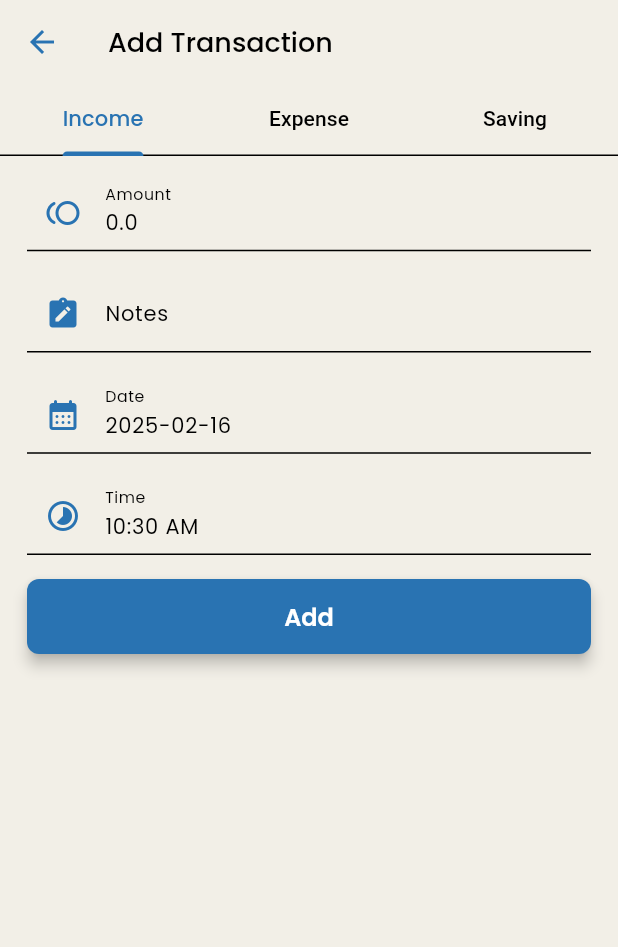
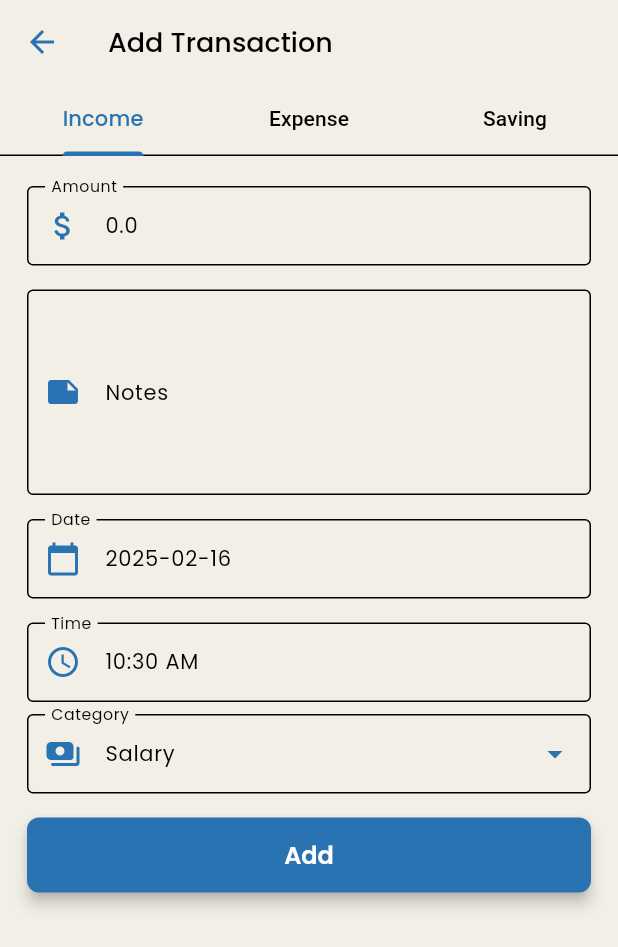
Before and after one commit to tcodez-hub/finance_tracker_app, a Flutter app: the TransactionScreen screen opened by its route, on a phone screen of 412 x 824 dp. Shown: the top 947 px of the screen. Run offline on Flutter 3.47's test engine with Material 3 defaults, Android fonts, the phone set to English and light mode, and no system bars; our stand-ins replace bloc, flutter_bloc, google_fonts, hive_ce, hive_ce_flutter; accounts and stored records are empty.

Commit message:
transactionscreen complete and theme switch option

```diff
--- a/lib/models/category_model.dart
+++ b/lib/models/category_model.dart
@@ -4,12 +4,6 @@ class CategoryModel {
   final String name;
   final Color color;
   final IconData icon;
-  final List<String> subcategories;
 
-  CategoryModel({
-    required this.name,
-    required this.color,
-    required this.icon,
-    required this.subcategories,
-  });
+  CategoryModel({required this.name, required this.color, required this.icon});
 }
--- a/lib/models/transaction_model.dart
+++ b/lib/models/transaction_model.dart
@@ -6,7 +6,6 @@ class Transaction extends HiveObject {
   double amount;
   String type;
   String category;
-  String subcategory;
   String date;
   String time;
   String notes;
@@ -16,9 +15,12 @@ class Transaction extends HiveObject {
     required this.amount,
     required this.type,
     required this.category,
-    required this.subcategory,
     required this.date,
     required this.time,
     required this.notes,
   });
+  @override
+  String toString() {
+    return 'Transaction(id: $id, amount: $amount, type: $type, category: $category, date: $date, time: $time, notes: $notes)';
+  }
 }
--- a/lib/models/transactionsType/expense_transaction.dart
+++ b/lib/models/transactionsType/expense_transaction.dart
@@ -12,25 +12,16 @@ class ExpenseTransaction extends TransactionType {
       name: "Food&Drinks",
       color: Colors.red.shade400,
       icon: Icons.fastfood_rounded,
-      subcategories: ["Groceries", "Restaurant", "Other"],
     ),
     CategoryModel(
       name: "Shopping",
       color: Colors.pink.shade400,
       icon: Icons.shopping_bag_rounded,
-      subcategories: [
-        "Clothing",
-        "Electronics",
-        "Gifts",
-        "Stationary",
-        "Other",
-      ],
     ),
     CategoryModel(
       name: "Housing",
       color: Colors.deepPurple.shade600,
       icon: Icons.house_rounded,
-      subcategories: ["Rent", "Maintance", "Mortgage", "Utilities"],
     ),
   ];
 }
--- a/lib/models/transactionsType/income_transacrion.dart
+++ b/lib/models/transactionsType/income_transacrion.dart
@@ -12,19 +12,16 @@ class IncomeTransacrion extends TransactionType {
       name: "Salary",
       color: Colors.blue.shade500,
       icon: Icons.payments_rounded,
-      subcategories: List.empty(),
     ),
     CategoryModel(
       name: "Gifts",
       color: Colors.purpleAccent.shade700,
       icon: Icons.card_giftcard_rounded,
-      subcategories: List.empty(),
     ),
     CategoryModel(
       name: "Other",
       color: Colors.blueGrey,
       icon: Icons.more_horiz_outlined,
-      subcategories: List.empty(),
     ),
   ];
 }
--- a/lib/models/transactionsType/saving_transaction.dart
+++ b/lib/models/transactionsType/saving_transaction.dart
@@ -1,10 +1,17 @@
 import 'package:finance_tracker_app/models/category_model.dart';
 import 'package:finance_tracker_app/models/transactionsType/transactions_type.dart';
+import 'package:flutter/material.dart';
 
 class SavingTransaction extends TransactionType {
   @override
   String transactionTypeName = "Saving";
 
   @override
-  List<CategoryModel> categories = [];
+  List<CategoryModel> categories = [
+    CategoryModel(
+      name: "Saving",
+      color: Colors.purple.shade700,
+      icon: Icons.favorite,
+    ),
+  ];
 }
--- a/lib/presentation/screens/transaction_screen.dart
+++ b/lib/presentation/screens/transaction_screen.dart
@@ -1,5 +1,9 @@
 import 'dart:developer';
+import 'package:flutter/material.dart';
+import 'package:flutter_bloc/flutter_bloc.dart';
+import 'package:intl/intl.dart';
 
+import 'package:finance_tracker_app/models/category_model.dart';
 import 'package:finance_tracker_app/models/transaction_model.dart';
 import 'package:finance_tracker_app/models/transactionsType/expense_transaction.dart';
 import 'package:finance_tracker_app/models/transactionsType/income_transacrion.dart';
@@ -7,14 +11,11 @@ import 'package:finance_tracker_app/models/transactionsType/saving_transaction.d
 import 'package:finance_tracker_app/models/transactionsType/transactions_type.dart';
 import 'package:finance_tracker_app/statemanagement/cubit/transaction_cubit.dart';
 import 'package:finance_tracker_app/statemanagement/cubit/transaction_page_cubit.dart';
-import 'package:flutter/material.dart';
-import 'package:flutter_bloc/flutter_bloc.dart';
-import 'package:intl/intl.dart';
 
 class TransactionScreen extends StatefulWidget {
-  TransactionScreen({super.key, this.transaction});
+  final Transaction? transaction;
 
-  Transaction? transaction;
+  const TransactionScreen({super.key, this.transaction});
 
   @override
   State<TransactionScreen> createState() => _TransactionScreenState();
@@ -26,74 +27,54 @@ class _TransactionScreenState extends State<TransactionScreen> {
     ExpenseTransaction(),
     SavingTransaction(),
   ];
-  DateTime? selectedDate;
-  TimeOfDay? selectedTime;
-  TextEditingController amountController = TextEditingController();
-  TextEditingController notesController = TextEditingController();
-  TextEditingController dateController = TextEditingController();
-  TextEditingController timeController = TextEditingController();
+
   late Transaction transaction;
   late TransactionPageCubit cubit;
 
-  Future<void> _selectDate(BuildContext context) async {
-    DateTime? pickedDate = await showDatePicker(
-      context: context,
-      initialDate: selectedDate ?? DateTime.now(),
-      firstDate: DateTime(2000),
-      lastDate: DateTime(2100),
-    );
+  DateTime? selectedDate;
+  TimeOfDay? selectedTime;
 
-    if (pickedDate != null) {
-      setState(() {
-        selectedDate = pickedDate;
-        dateController.text = DateFormat('yyyy-MM-dd').format(pickedDate);
-        transaction.date = dateController.text;
-        context.read<TransactionPageCubit>().updateTransactionPage(transaction);
-        log(transaction.date);
-      });
-    }
-  }
-
-  // Function to pick a time
-  Future<void> _selectTime(BuildContext context) async {
-    TimeOfDay? pickedTime = await showTimePicker(
-      context: context,
-      initialTime: selectedTime ?? TimeOfDay.now(),
-    );
-
-    if (pickedTime != null) {
-      setState(() {
-        selectedTime = pickedTime;
-        timeController.text = pickedTime.format(context);
-        transaction.time = timeController.text;
-        context.read<TransactionPageCubit>().updateTransactionPage(transaction);
-        log(transaction.time);
-      });
-    }
-  }
+  final TextEditingController amountController = TextEditingController();
+  final TextEditingController notesController = TextEditingController();
+  final TextEditingController dateController = TextEditingController();
+  final TextEditingController timeController = TextEditingController();
+  final TextEditingController categoryController = TextEditingController();
 
   @override
   void initState() {
+    super.initState();
+
     transaction =
         widget.transaction ??
         Transaction(
           id: context.read<TransactionCubit>().getTransactionBoxLength() + 1,
           amount: 0,
           type: type[0].transactionTypeName,
-          category: "",
-          subcategory: "",
+          category: type[0].categories[0].name,
           date: DateTime.now().toIso8601String(),
           time: DateFormat('HH:mm a').format(DateTime.now()),
           notes: "",
         );
-    cubit = TransactionPageCubit(transaction);
-    amountController.text = cubit.transaction.amount.toString();
-    DateTime dateTime = DateTime.parse(cubit.transaction.date);
-    String date = DateFormat('yyyy-MM-dd').format(dateTime);
-    String time = cubit.transaction.time;
-    dateController.text = date;
-    timeController.text = time;
-    super.initState();
+
+    // Set the first category of the selected transaction type
+    final initialCategoryList = type[0].categories;
+    final initialCategory =
+        initialCategoryList.isNotEmpty
+            ? initialCategoryList.first
+            : CategoryModel(
+              name: '',
+              color: Colors.transparent,
+              icon: Icons.category,
+            );
+
+    cubit = TransactionPageCubit(transaction, initialCategory);
+
+    amountController.text = transaction.amount.toString();
+    dateController.text = DateFormat(
+      'yyyy-MM-dd',
+    ).format(DateTime.parse(transaction.date));
+    timeController.text = transaction.time;
+    categoryController.text = initialCategory.name;
   }
 
   @override
@@ -104,100 +85,224 @@ class _TransactionScreenState extends State<TransactionScreen> {
         length: type.length,
         child: Scaffold(
           appBar: AppBar(
-            title: Text('Add Transaction'),
+            title: const Text('Add Transaction'),
             bottom: TabBar(
-              tabs: List<Tab>.generate(type.length, (index) {
-                return Tab(text: type[index].transactionTypeName);
-              }),
-              onTap: (value) {
-                cubit.transaction.type = type[value].transactionTypeName;
-                log(cubit.transaction.type);
+              tabs: type.map((t) => Tab(text: t.transactionTypeName)).toList(),
+              onTap: (index) {
+                cubit.transaction.type = type[index].transactionTypeName;
+
+                // Set category to the first available category when switching tabs
+                final categoryList = type[index].categories;
+                if (categoryList.isNotEmpty) {
+                  cubit.currentCategory = categoryList.first;
+                  cubit.transaction.category = categoryList.first.name;
+                  categoryController.text = categoryList.first.name;
+                } else {
+                  categoryController.clear();
+                }
+
+                cubit.updateTransactionPage();
               },
             ),
           ),
-          body: BlocBuilder<TransactionPageCubit, TransactionPageState>(
+          body: SingleChildScrollView(
+            padding: const EdgeInsets.symmetric(horizontal: 18, vertical: 12),
+            child: BlocBuilder<TransactionPageCubit, TransactionPageState>(
               builder: (context, state) {
-              return SingleChildScrollView(
-                child: Padding(
-                  padding: const EdgeInsets.symmetric(
-                    horizontal: 18,
-                    vertical: 12,
+                return Column(
+                  children: [
+                    _buildTextField(
+                      controller: amountController,
+                      label: "Amount",
+                      icon: Icons.attach_money,
+                      keyboardType: TextInputType.number,
+                      onChanged: (value) {
+                        transaction.amount = double.tryParse(value) ?? 0;
+                        cubit.updateTransactionPage();
+                      },
                     ),
-                  child: Column(
-                    spacing: 16,
-                    children: [
-                      TextField(
-                        decoration: InputDecoration(
-                          labelText: "Amount",
-                          prefixIcon: Icon(Icons.toll_rounded),
+                    _buildTextField(
+                      controller: notesController,
+                      label: "Notes",
+                      icon: Icons.note,
+                      maxLines: 5,
+                      onChanged: (value) {
+                        transaction.notes = value;
+                        cubit.updateTransactionPage();
+                      },
                     ),
-                        keyboardType: TextInputType.number,
-                        controller: amountController,
-                        onTap: () {
-                          double amt =
-                              double.tryParse(amountController.text) != null
-                                  ? double.parse(amountController.text)
-                                  : 0.0;
-                          if (amt <= 0) {
-                            amountController.text = "";
+                    _buildReadOnlyTextField(
+                      controller: dateController,
+                      label: "Date",
+                      icon: Icons.calendar_today,
+                      onTap: () => _selectDate(context),
+                    ),
+                    _buildReadOnlyTextField(
+                      controller: timeController,
+                      label: "Time",
+                      icon: Icons.access_time,
+                      onTap: () => _selectTime(context),
+                    ),
+                    _buildCategorySelector(),
+                    const SizedBox(height: 16),
+                    ElevatedButton(
+                      onPressed: () {
+                        if (cubit.transaction.amount == 0) {
+                          ScaffoldMessenger.of(context).showSnackBar(
+                            const SnackBar(
+                              content: Text("Amount cannot be zero"),
+                              backgroundColor: Colors.red,
+                              duration: Duration(seconds: 2),
+                            ),
+                          );
+                        } else {
+                          log(cubit.transaction.toString());
                         }
                       },
-                        onChanged: (value) {
-                          transaction.amount = double.parse(value);
-                          context
-                              .read<TransactionPageCubit>()
-                              .updateTransactionPage(transaction);
-                          log(transaction.amount.toString());
-                        },
+                      child: const Text("Add"),
                     ),
-                      TextField(
-                        decoration: InputDecoration(
-                          labelText: "Notes",
-                          prefixIcon: Icon(Icons.note_alt),
-                        ),
-                        maxLines: 5,
-                        minLines: 1,
-                        controller: notesController,
-                        onChanged: (value) {
-                          transaction.notes = value;
-                          context
-                              .read<TransactionPageCubit>()
-                              .updateTransactionPage(transaction);
-                          log(transaction.notes.toString());
-                        },
-                      ),
-                      TextField(
-                        decoration: InputDecoration(
-                          labelText: "Date",
-                          prefixIcon: Icon(Icons.calendar_month_rounded),
-                        ),
-                        readOnly: true,
-                        controller: dateController,
-                        onTap: () {
-                          _selectDate(context);
-                        },
-                      ),
-                      TextField(
-                        decoration: InputDecoration(
-                          labelText: "Time",
-                          prefixIcon: Icon(Icons.timelapse_rounded),
-                        ),
-                        readOnly: true,
-                        controller: timeController,
-                        onTap: () {
-                          _selectTime(context);
-                        },
-                      ),
-
-                      ElevatedButton(onPressed: () {}, child: Text("Add")),
                   ],
-                  ),
-                ),
                 );
               },
             ),
           ),
         ),
+      ),
     );
   }
+
+  Widget _buildTextField({
+    required TextEditingController controller,
+    required String label,
+    required IconData icon,
+    TextInputType keyboardType = TextInputType.text,
+    int maxLines = 1,
+    void Function(String)? onChanged,
+    void Function()? onTap, // <-- Added onTap parameter
+  }) {
+    return Padding(
+      padding: const EdgeInsets.symmetric(vertical: 8),
+      child: TextField(
+        controller: controller,
+        keyboardType: keyboardType,
+        maxLines: maxLines,
+        decoration: InputDecoration(
+          labelText: label,
+          prefixIcon: Icon(icon),
+          border: OutlineInputBorder(),
+        ),
+        onChanged: onChanged,
+        readOnly: onTap != null, // Make it read-only if onTap is provided
+        onTap: onTap, // <-- Assign onTap
+      ),
+    );
   }
+
+  Widget _buildReadOnlyTextField({
+    required TextEditingController controller,
+    required String label,
+    required IconData icon,
+    void Function()? onTap,
+  }) {
+    return _buildTextField(
+      controller: controller,
+      label: label,
+      icon: icon,
+      onChanged: null,
+      onTap: onTap,
+    );
+  }
+
+  Widget _buildCategorySelector() {
+    return TextField(
+      controller: categoryController,
+      readOnly: true,
+      decoration: InputDecoration(
+        labelText: "Category",
+        prefixIcon: Icon(cubit.currentCategory.icon),
+        border: OutlineInputBorder(),
+        suffixIcon:
+            cubit.transaction.type == "Saving"
+                ? null // Disable dropdown icon for "Saving"
+                : const Icon(Icons.arrow_drop_down),
+      ),
+      onTap:
+          cubit.transaction.type == "Saving"
+              ? null // Disable tap for "Saving"
+              : () {
+                final categoryList =
+                    type
+                        .firstWhere(
+                          (t) =>
+                              t.transactionTypeName == cubit.transaction.type,
+                          orElse: () => type[0],
+                        )
+                        .categories;
+
+                showCategoryBottomSheet(context, categoryList);
+              },
+    );
+  }
+
+  void showCategoryBottomSheet(
+    BuildContext context,
+    List<CategoryModel> categories,
+  ) {
+    showModalBottomSheet(
+      context: context,
+      builder: (_) {
+        return ListView.builder(
+          itemCount: categories.length,
+          itemBuilder: (_, index) {
+            final category = categories[index];
+            return ListTile(
+              leading: CircleAvatar(
+                backgroundColor: category.color,
+                foregroundColor: Colors.white,
+                child: Icon(category.icon),
+              ),
+              title: Text(category.name),
+              onTap: () {
+                cubit.currentCategory = category;
+                categoryController.text = category.name;
+                cubit.transaction.category = category.name;
+                cubit.updateTransactionPage();
+                Navigator.pop(context);
+              },
+            );
+          },
+        );
+      },
+    );
+  }
+
+  Future<void> _selectDate(BuildContext context) async {
+    final pickedDate = await showDatePicker(
+      context: context,
+      initialDate: selectedDate ?? DateTime.now(),
+      firstDate: DateTime(2000),
+      lastDate: DateTime(2100),
+    );
+
+    if (pickedDate != null) {
+      selectedDate = pickedDate;
+      dateController.text = DateFormat('yyyy-MM-dd').format(pickedDate);
+      transaction.date = dateController.text;
+      cubit.updateTransactionPage();
+    }
+  }
+
+  Future<void> _selectTime(BuildContext context) async {
+    final pickedTime = await showTimePicker(
+      context: context,
+      initialTime: selectedTime ?? TimeOfDay.now(),
+    );
+
+    if (pickedTime != null) {
+      selectedTime = pickedTime;
+      timeController.text = pickedTime.format(context);
+      transaction.time = timeController.text;
+      cubit.updateTransactionPage();
+    }
+  }
+}
--- /dev/null
+++ b/lib/statemanagement/cubit/setting_state.dart
@@ -0,0 +1,7 @@
+part of 'setting_cubit.dart';
+
+class SettingState {
+  final ThemeMode themeMode;
+
+  SettingState({required this.themeMode});
+}
--- a/lib/statemanagement/cubit/transaction_page_cubit.dart
+++ b/lib/statemanagement/cubit/transaction_page_cubit.dart
@@ -1,5 +1,7 @@
 import 'package:bloc/bloc.dart';
+import 'package:finance_tracker_app/models/category_model.dart';
 import 'package:finance_tracker_app/models/transaction_model.dart';
+import 'package:flutter/material.dart';
 import 'package:meta/meta.dart';
 
 part 'transaction_page_state.dart';
@@ -7,9 +9,12 @@ part 'transaction_page_state.dart';
 class TransactionPageCubit extends Cubit<TransactionPageState> {
   Transaction transaction;
 
-  TransactionPageCubit(this.transaction) : super(TransactionPageInitial());
+  CategoryModel currentCategory;
 
-  void updateTransactionPage(Transaction transaction) {
-    emit(TransactionPageUpdate(transaction: transaction));
+  TransactionPageCubit(this.transaction, this.currentCategory)
+    : super(TransactionPageInitial());
+
+  void updateTransactionPage() {
+    emit(TransactionPageUpdate());
   }
 }
--- a/lib/statemanagement/cubit/transaction_page_state.dart
+++ b/lib/statemanagement/cubit/transaction_page_state.dart
@@ -5,8 +5,4 @@ sealed class TransactionPageState {}
 
 final class TransactionPageInitial extends TransactionPageState {}
 
-class TransactionPageUpdate extends TransactionPageState {
-  final Transaction transaction;
-
-  TransactionPageUpdate({required this.transaction});
-}
+class TransactionPageUpdate extends TransactionPageState {}
```
Also changed, not shown: lib/hive/hive_adapters.g.yaml (+11 -11 lines), lib/main.dart (+14 -2 lines), lib/models/setting_model.dart (+9 -1 lines), lib/presentation/screens/settings_screen.dart (+79 -37 lines), lib/presentation/widgets/category_bottom_sheet.dart (added, +39 -0 lines), lib/statemanagement/cubit/setting_cubit.dart (added, +44 -0 lines), lib/hive/hive_adapters.g.dart. Lines whose indentation alone changed are shown as unchanged.
